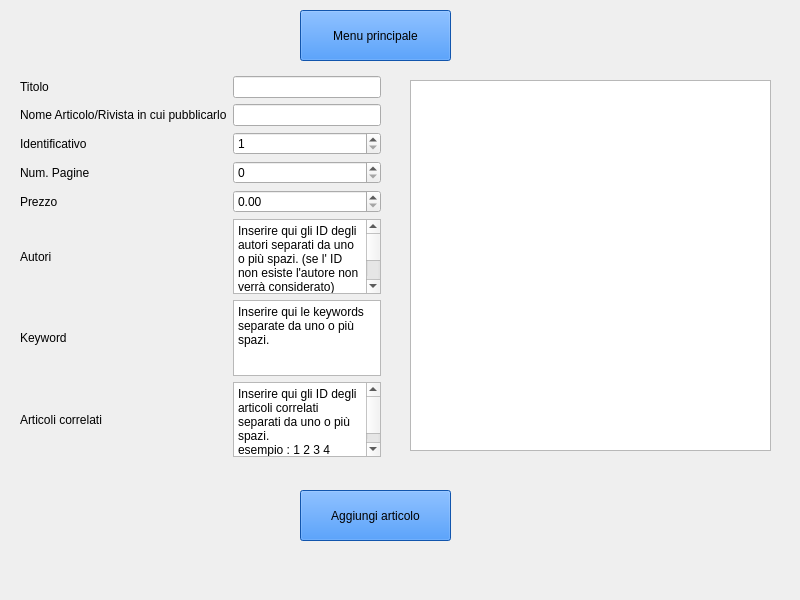
First picture: the form in mainwindow.ui, repository FranckRedery/PROGETTO_PO, before the edit.
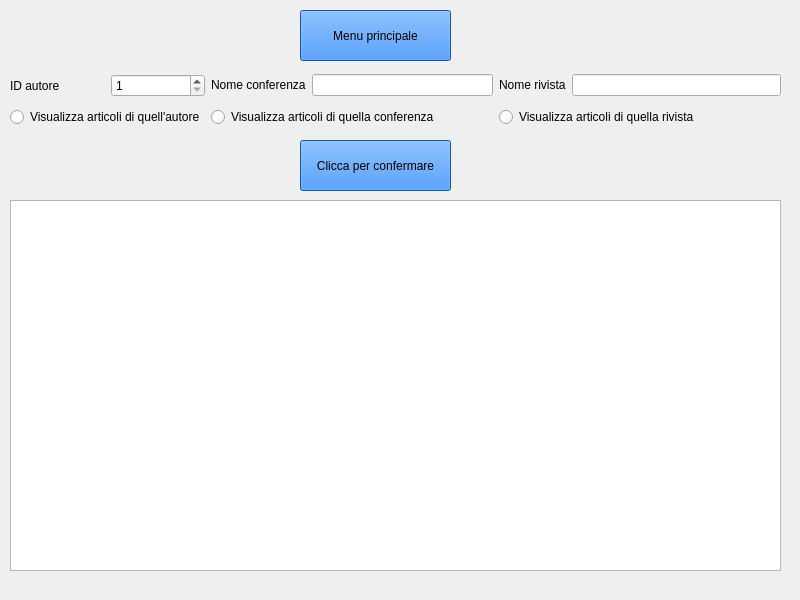
Second picture: the form after the edit. The open tabs and pages were chosen to show the change.

```diff
--- a/mainwindow.ui
+++ b/mainwindow.ui
@@ -573,7 +573,7 @@
        <item row="1" column="0">
         <widget class="QLabel" name="label_2">
          <property name="text">
-          <string>Nome Articolo/Rivista in cui pubblicarlo</string>
+          <string>Nome Conferenza/Rivista in cui pubblicarlo</string>
          </property>
         </widget>
        </item>
@@ -649,6 +649,132 @@
       </layout>
      </widget>
     </widget>
+    <widget class="QWidget" name="PAG_SEZIONE_B">
+     <widget class="QPushButton" name="sezioneB_to_menu">
+      <property name="geometry">
+       <rect>
+        <x>300</x>
+        <y>10</y>
+        <width>151</width>
+        <height>51</height>
+       </rect>
+      </property>
+      <property name="styleSheet">
+       <string notr="true">background-color: rgb(24,119,242);</string>
+      </property>
+      <property name="text">
+       <string>Menu principale</string>
+      </property>
+     </widget>
+     <widget class="QPushButton" name="SEZIONEB_PULSANTE_VISUALIZZA">
+      <property name="geometry">
+       <rect>
+        <x>300</x>
+        <y>140</y>
+        <width>151</width>
+        <height>51</height>
+       </rect>
+      </property>
+      <property name="styleSheet">
+       <string notr="true">background-color: rgb(24,119,242);</string>
+      </property>
+      <property name="text">
+       <string>Clicca per confermare</string>
+      </property>
+     </widget>
+     <widget class="QListWidget" name="SEZIONE_B_visualizzazione_articoli">
+      <property name="geometry">
+       <rect>
+        <x>10</x>
+        <y>200</y>
+        <width>771</width>
+        <height>371</height>
+       </rect>
+      </property>
+     </widget>
+     <widget class="QWidget" name="">
+      <property name="geometry">
+       <rect>
+        <x>10</x>
+        <y>70</y>
+        <width>771</width>
+        <height>61</height>
+       </rect>
+      </property>
+      <layout class="QGridLayout" name="gridLayout_11">
+       <item row="1" column="0">
+        <widget class="QRadioButton" name="SezioneB_scelta_visualizza_articoli_per_autore">
+         <property name="text">
+          <string>Visualizza articoli di quell'autore</string>
+         </property>
+        </widget>
+       </item>
+       <item row="1" column="1">
+        <widget class="QRadioButton" name="radioButton_2">
+         <property name="text">
+          <string>Visualizza articoli di quella conferenza</string>
+         </property>
+        </widget>
+       </item>
+       <item row="1" column="2">
+        <widget class="QRadioButton" name="radioButton_3">
+         <property name="text">
+          <string>Visualizza articoli di quella rivista</string>
+         </property>
+        </widget>
+       </item>
+       <item row="0" column="0">
+        <layout class="QGridLayout" name="gridLayout_9">
+         <item row="0" column="0">
+          <widget class="QLabel" name="label_9">
+           <property name="text">
+            <string>ID autore</string>
+           </property>
+          </widget>
+         </item>
+         <item row="0" column="1">
+          <widget class="QSpinBox" name="sezioneB_id_autore">
+           <property name="minimum">
+            <number>1</number>
+           </property>
+           <property name="maximum">
+            <number>999999999</number>
+           </property>
+          </widget>
+         </item>
+        </layout>
+       </item>
+       <item row="0" column="1">
+        <layout class="QGridLayout" name="gridLayout_8">
+         <item row="0" column="0">
+          <widget class="QLabel" name="label_10">
+           <property name="text">
+            <string>Nome conferenza</string>
+           </property>
+          </widget>
+         </item>
+         <item row="0" column="1">
+          <widget class="QLineEdit" name="lineEdit"/>
+         </item>
+        </layout>
+       </item>
+       <item row="0" column="2">
+        <layout class="QGridLayout" name="gridLayout_10">
+         <item row="0" column="0">
+          <widget class="QLabel" name="label_11">
+           <property name="text">
+            <string>Nome rivista</string>
+           </property>
+          </widget>
+         </item>
+         <item row="0" column="1">
+          <widget class="QLineEdit" name="lineEdit_2"/>
+         </item>
+        </layout>
+       </item>
+      </layout>
+     </widget>
+    </widget>
    </widget>
   </widget>
   <widget class="QMenuBar" name="menubar">
```
Left out of the diff: 52 changed lines with no effect on the pictures.
